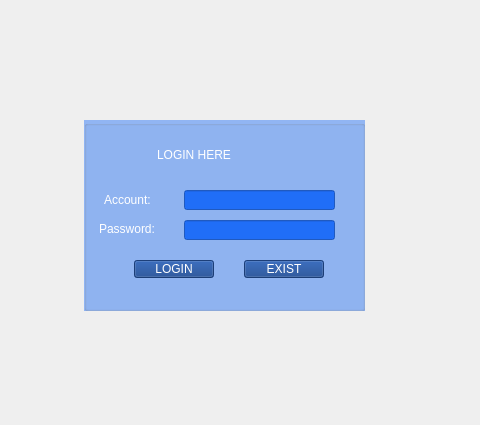
This is mailApp/login.ui in StarDream-x/MailBox as Qt 5 draws it before an edit; both pictures show x 176 to 656 and y 0 to 425 of the 755 by 425 pixel window. The edited form follows.
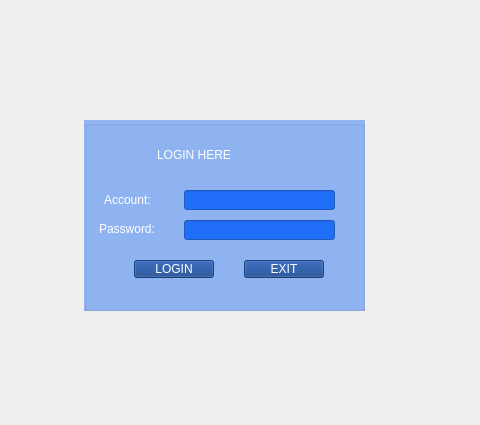
This is the edited form. Icons and pictures are not drawn.

```diff
--- a/mailApp/login.ui
+++ b/mailApp/login.ui
@@ -37,7 +37,7 @@
      <rect>
       <x>73</x>
       <y>15</y>
-      <width>101</width>
+      <width>131</width>
       <height>41</height>
      </rect>
     </property>
@@ -186,7 +186,7 @@
 color: rgb(255, 255, 255);</string>
     </property>
     <property name="text">
-     <string>EXIST</string>
+     <string>EXIT</string>
     </property>
    </widget>
   </widget>
```
